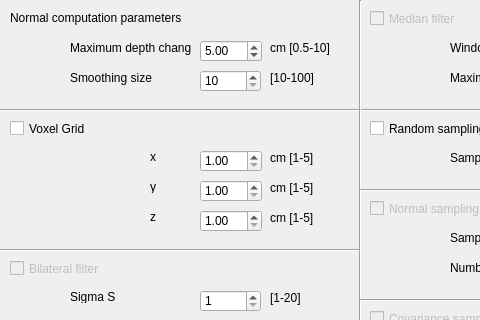
Qt form SourceCode/GUI/filterwindow.ui (AntoineMerlet/3DScan) before a commit; both pictures show x 0 to 480 and y 0 to 320 of the 730 by 450 pixel window.
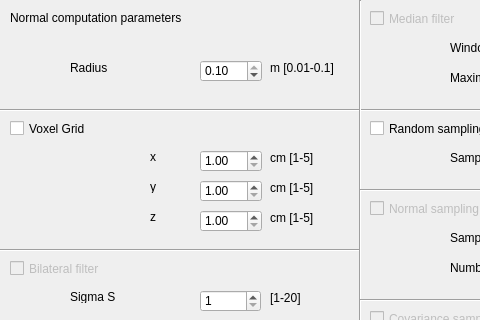
The same form after that commit.

```diff
--- a/SourceCode/GUI/filterwindow.ui
+++ b/SourceCode/GUI/filterwindow.ui
@@ -43,77 +43,48 @@
    <property name="geometry">
     <rect>
      <x>70</x>
-     <y>40</y>
+     <y>60</y>
      <width>121</width>
      <height>16</height>
     </rect>
    </property>
    <property name="text">
-    <string>Maximum depth change</string>
+    <string>Radius</string>
    </property>
   </widget>
-  <widget class="QLabel" name="label_3">
-   <property name="geometry">
-    <rect>
-     <x>70</x>
-     <y>70</y>
-     <width>121</width>
-     <height>16</height>
-    </rect>
-   </property>
-   <property name="text">
-    <string>Smoothing size</string>
-   </property>
-  </widget>
-  <widget class="QDoubleSpinBox" name="depth_sb">
+  <widget class="QDoubleSpinBox" name="radius_sb">
    <property name="geometry">
     <rect>
      <x>200</x>
-     <y>40</y>
+     <y>60</y>
      <width>62</width>
      <height>22</height>
     </rect>
    </property>
    <property name="minimum">
-    <double>0.500000000000000</double>
+    <double>0.010000000000000</double>
    </property>
    <property name="maximum">
-    <double>10.000000000000000</double>
+    <double>0.100000000000000</double>
    </property>
    <property name="singleStep">
     <double>0.500000000000000</double>
    </property>
    <property name="value">
-    <double>5.000000000000000</double>
+    <double>0.100000000000000</double>
    </property>
   </widget>
   <widget class="QLabel" name="label_4">
    <property name="geometry">
     <rect>
      <x>270</x>
-     <y>40</y>
+     <y>60</y>
      <width>81</width>
      <height>16</height>
     </rect>
    </property>
    <property name="text">
-    <string>cm [0.5-10]</string>
-   </property>
-  </widget>
-  <widget class="QSpinBox" name="smooth_sb">
-   <property name="geometry">
-    <rect>
-     <x>200</x>
-     <y>70</y>
-     <width>61</width>
-     <height>22</height>
-    </rect>
-   </property>
-   <property name="minimum">
-    <number>10</number>
-   </property>
-   <property name="maximum">
-    <number>100</number>
+    <string>m [0.01-0.1]</string>
    </property>
   </widget>
   <widget class="Line" name="line">
@@ -680,19 +651,6 @@
     <number>10</number>
    </property>
   </widget>
-  <widget class="QLabel" name="label_21">
-   <property name="geometry">
-    <rect>
-     <x>270</x>
-     <y>70</y>
-     <width>81</width>
-     <height>16</height>
-    </rect>
-   </property>
-   <property name="text">
-    <string>[10-100]</string>
-   </property>
-  </widget>
   <widget class="QLabel" name="label_22">
    <property name="geometry">
     <rect>
```
Left out of the diff: 2 changed lines with no effect on the pictures.
